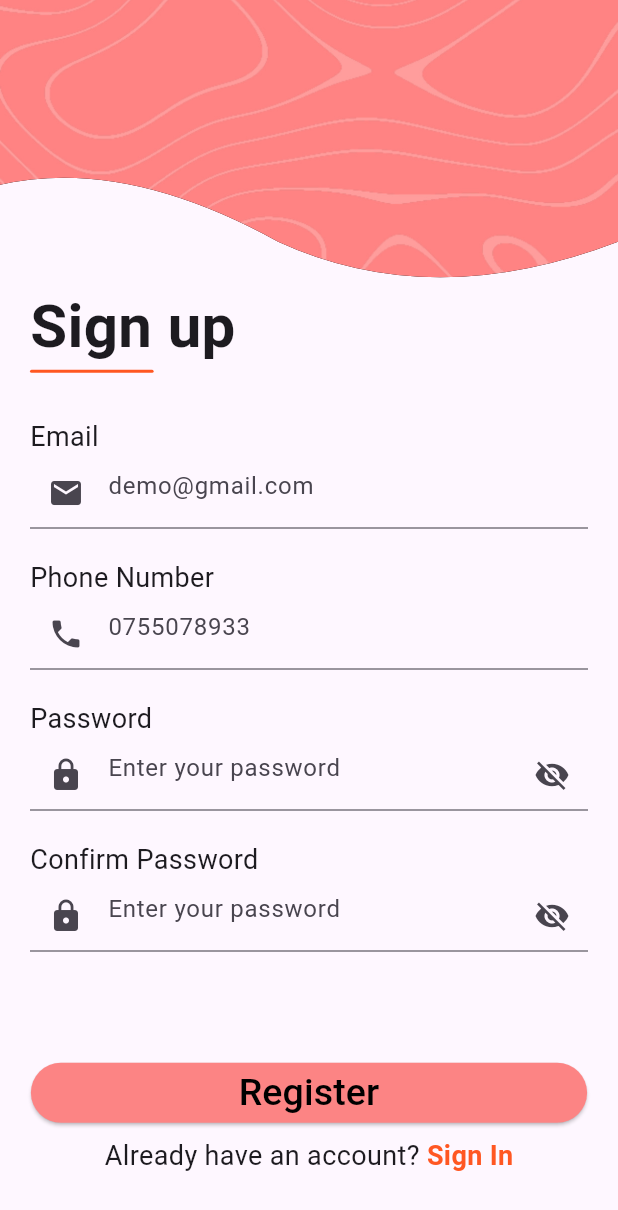
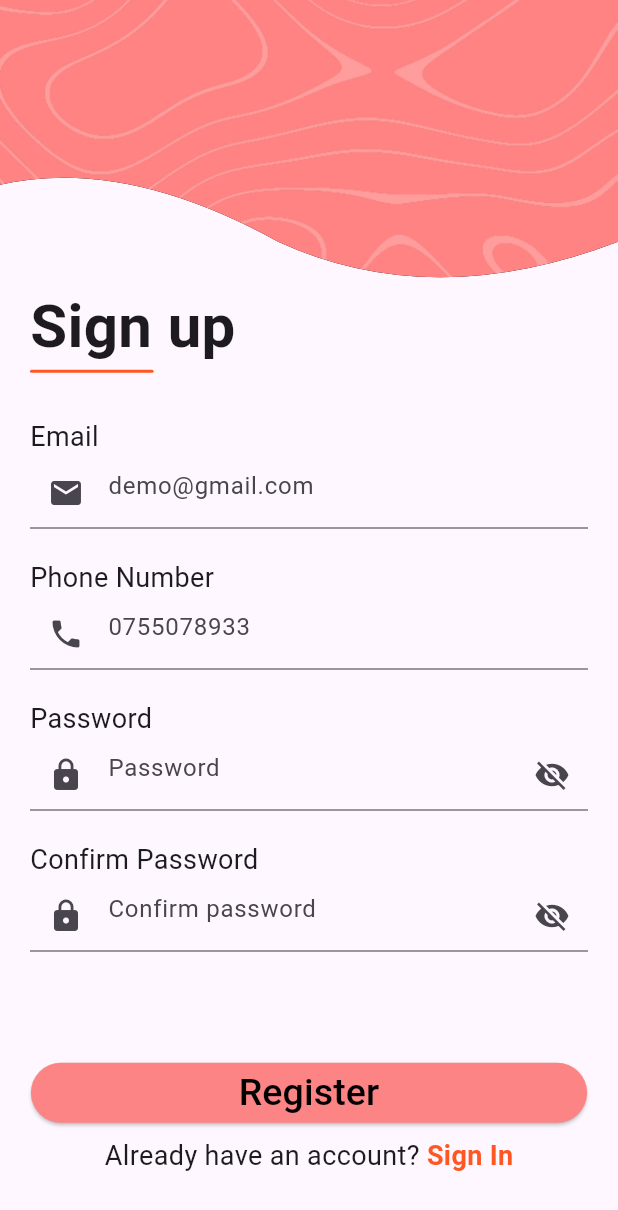
Before and after one commit to SerujanSatkunanathan/login_screen_assignment, a Flutter app: the RegisterScreen screen opened directly, after a tap on "Register", on a phone screen of 412 x 824 dp. Shown: the top 1210 px of the screen. Run offline on Flutter 3.47's test engine with Material 3 defaults, Android fonts, the phone set to English and light mode, and no system bars; our stand-ins replace flutter_svg.

Commit message:
password and confirmpass checking

```diff
--- a/lib/Screens/register_screen.dart
+++ b/lib/Screens/register_screen.dart
@@ -12,6 +12,8 @@ class _RegisterScreenState extends State<RegisterScreen> {
   final TextEditingController _emailController = TextEditingController();
   final TextEditingController _phoneController = TextEditingController();
   final TextEditingController _passwordController = TextEditingController();
+  final TextEditingController _confirmpasswordController =
+      TextEditingController();
   final GlobalKey<FormState> _formKey = GlobalKey<FormState>();
 
   bool _obscured = true;
@@ -20,6 +22,33 @@ class _RegisterScreenState extends State<RegisterScreen> {
     setState(() {
       _obscured = !_obscured;
     });
+  }
+
+  void passwordChecker() {
+    if (_passwordController.text == _confirmpasswordController.text) {
+      return print("PassWords are same");
+    } else {
+      showDialog(
+        context: context,
+        builder: (BuildContext context) {
+          return AlertDialog(
+            title: const Text(
+              "Warning!",
+              style: TextStyle(),
+            ),
+            content: const Text("Passwords are not the same."),
+            actions: [
+              TextButton(
+                onPressed: () {
+                  Navigator.of(context).pop();
+                },
+                child: const Text("OK"),
+              ),
+            ],
+          );
+        },
+      );
+    }
   }
 
   @override
@@ -108,7 +137,7 @@ class _RegisterScreenState extends State<RegisterScreen> {
                               controller: _passwordController,
                               obscureText: _obscured,
                               decoration: InputDecoration(
-                                hintText: "Enter your password",
+                                hintText: "Password",
                                 prefixIcon: const Icon(Icons.lock),
                                 suffixIcon: IconButton(
                                   icon: Icon(
@@ -129,10 +158,10 @@ class _RegisterScreenState extends State<RegisterScreen> {
                             const Text("Confirm Password",
                                 style: TextStyle(fontSize: 18)),
                             TextFormField(
-                              controller: _passwordController,
+                              controller: _confirmpasswordController,
                               obscureText: _obscured,
                               decoration: InputDecoration(
-                                hintText: "Enter your password",
+                                hintText: "Confirm password",
                                 prefixIcon: const Icon(Icons.lock),
                                 suffixIcon: IconButton(
                                   icon: Icon(
@@ -161,7 +190,11 @@ class _RegisterScreenState extends State<RegisterScreen> {
                             Container(
                               width: screenWidth * 0.9,
                               child: ElevatedButton(
-                                onPressed: () {},
+                                onPressed: () {
+                                  setState(() {
+                                    passwordChecker();
+                                  });
+                                },
                                 style: ButtonStyle(
                                   backgroundColor:
                                       MaterialStateProperty.all<Color>(
--- a/lib/main.dart
+++ b/lib/main.dart
@@ -11,6 +11,7 @@ class MyApp extends StatelessWidget {
   @override
   Widget build(BuildContext context) {
     return const MaterialApp(
+      debugShowCheckedModeBanner: false,
       home: WelcomeScreen(),
     );
   }
```
